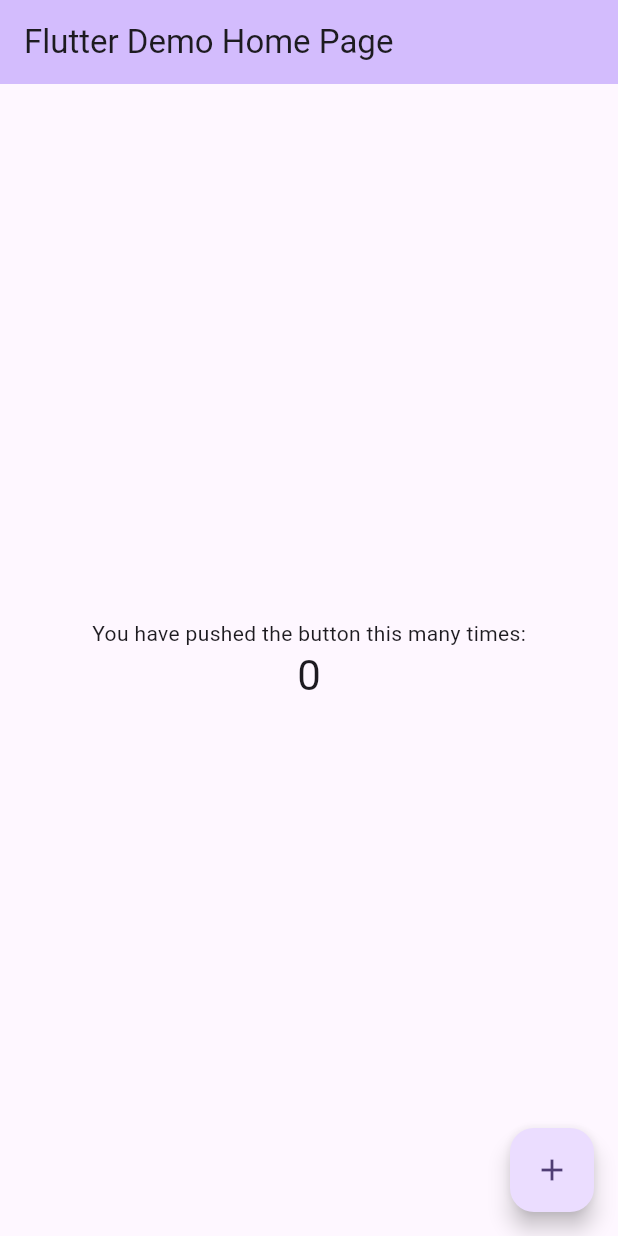
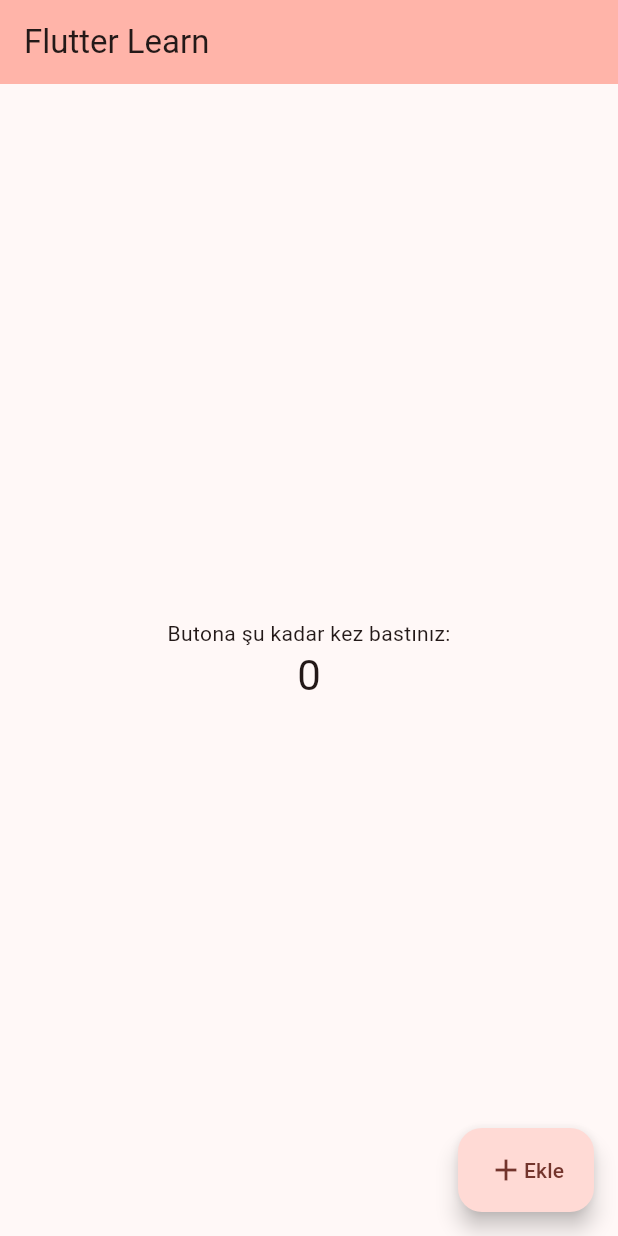
Before and after one commit to ahmetkrakaya/flutter_learn, a Flutter app: the screen it shows after launch, on a phone screen of 412 x 824 dp. Run offline on Flutter 3.47's test engine with Material 3 defaults, Android fonts, the phone set to English and light mode, and no system bars.

Commit message:
İlk proje değişiklikleri

```diff
--- a/lib/main.dart
+++ b/lib/main.dart
@@ -7,46 +7,21 @@ void main() {
 class MyApp extends StatelessWidget {
   const MyApp({super.key});
 
-  // This widget is the root of your application.
   @override
   Widget build(BuildContext context) {
     return MaterialApp(
-      title: 'Flutter Demo',
+      title: 'Flutter Learn',
       theme: ThemeData(
-        // This is the theme of your application.
-        //
-        // TRY THIS: Try running your application with "flutter run". You'll see
-        // the application has a purple toolbar. Then, without quitting the app,
-        // try changing the seedColor in the colorScheme below to Colors.green
-        // and then invoke "hot reload" (save your changes or press the "hot
-        // reload" button in a Flutter-supported IDE, or press "r" if you used
-        // the command line to start the app).
-        //
-        // Notice that the counter didn't reset back to zero; the application
-        // state is not lost during the reload. To reset the state, use hot
-        // restart instead.
-        //
-        // This works for code too, not just values: Most code changes can be
-        // tested with just a hot reload.
-        colorScheme: ColorScheme.fromSeed(seedColor: Colors.deepPurple),
+        colorScheme: ColorScheme.fromSeed(seedColor: Colors.red),
         useMaterial3: true,
       ),
-      home: const MyHomePage(title: 'Flutter Demo Home Page'),
+      home: const MyHomePage(title: 'Flutter Learn'),
     );
   }
 }
 
 class MyHomePage extends StatefulWidget {
   const MyHomePage({super.key, required this.title});
-
-  // This widget is the home page of your application. It is stateful, meaning
-  // that it has a State object (defined below) that contains fields that affect
-  // how it looks.
-
-  // This class is the configuration for the state. It holds the values (in this
-  // case the title) provided by the parent (in this case the App widget) and
-  // used by the build method of the State. Fields in a Widget subclass are
-  // always marked "final".
 
   final String title;
 
@@ -59,54 +34,23 @@ class _MyHomePageState extends State<MyHomePage> {
 
   void _incrementCounter() {
     setState(() {
-      // This call to setState tells the Flutter framework that something has
-      // changed in this State, which causes it to rerun the build method below
-      // so that the display can reflect the updated values. If we changed
-      // _counter without calling setState(), then the build method would not be
-      // called again, and so nothing would appear to happen.
       _counter++;
     });
   }
 
   @override
   Widget build(BuildContext context) {
-    // This method is rerun every time setState is called, for instance as done
-    // by the _incrementCounter method above.
-    //
-    // The Flutter framework has been optimized to make rerunning build methods
-    // fast, so that you can just rebuild anything that needs updating rather
-    // than having to individually change instances of widgets.
     return Scaffold(
       appBar: AppBar(
-        // TRY THIS: Try changing the color here to a specific color (to
-        // Colors.amber, perhaps?) and trigger a hot reload to see the AppBar
-        // change color while the other colors stay the same.
         backgroundColor: Theme.of(context).colorScheme.inversePrimary,
-        // Here we take the value from the MyHomePage object that was created by
-        // the App.build method, and use it to set our appbar title.
         title: Text(widget.title),
       ),
       body: Center(
-        // Center is a layout widget. It takes a single child and positions it
-        // in the middle of the parent.
         child: Column(
-          // Column is also a layout widget. It takes a list of children and
-          // arranges them vertically. By default, it sizes itself to fit its
-          // children horizontally, and tries to be as tall as its parent.
-          //
-          // Column has various properties to control how it sizes itself and
-          // how it positions its children. Here we use mainAxisAlignment to
-          // center the children vertically; the main axis here is the vertical
-          // axis because Columns are vertical (the cross axis would be
-          // horizontal).
-          //
-          // TRY THIS: Invoke "debug painting" (choose the "Toggle Debug Paint"
-          // action in the IDE, or press "p" in the console), to see the
-          // wireframe for each widget.
           mainAxisAlignment: MainAxisAlignment.center,
           children: <Widget>[
             const Text(
-              'You have pushed the button this many times:',
+              'Butona şu kadar kez bastınız:',
             ),
             Text(
               '$_counter',
@@ -115,11 +59,16 @@ class _MyHomePageState extends State<MyHomePage> {
           ],
         ),
       ),
-      floatingActionButton: FloatingActionButton(
+      floatingActionButton: FloatingActionButton.extended(
         onPressed: _incrementCounter,
         tooltip: 'Increment',
-        child: const Icon(Icons.add),
-      ), // This trailing comma makes auto-formatting nicer for build methods.
+        label: const Row(
+          children: [
+            Icon(Icons.add),
+            Text('Ekle'),
+          ],
+        ),
+      ),
     );
   }
 }
```
